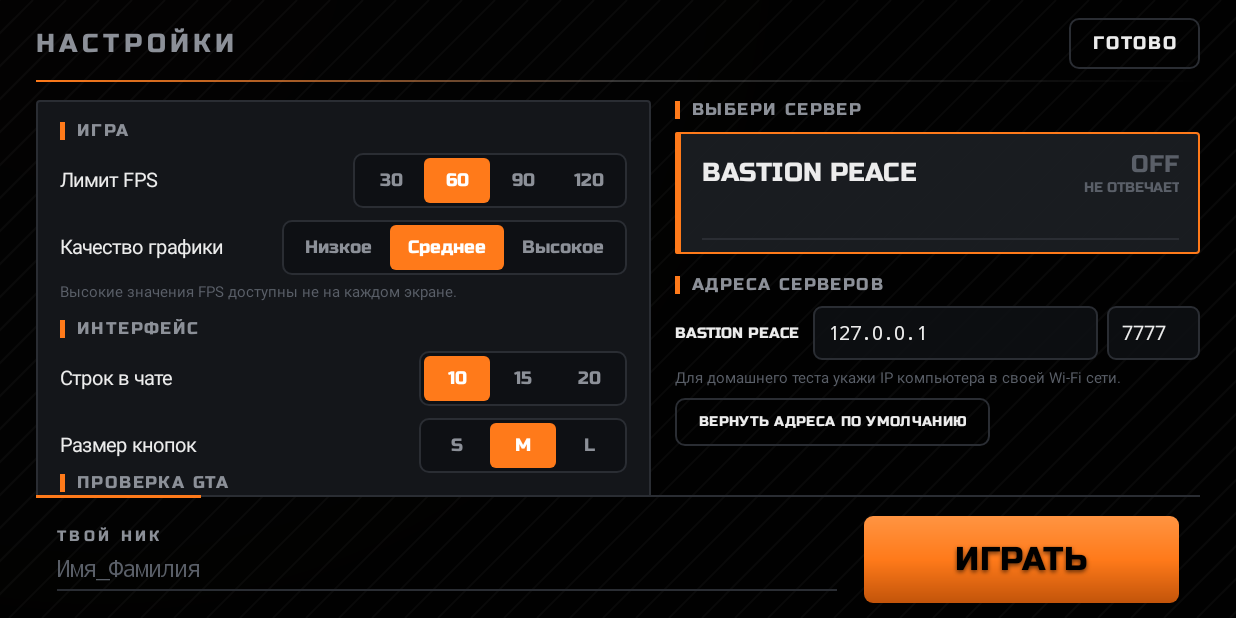
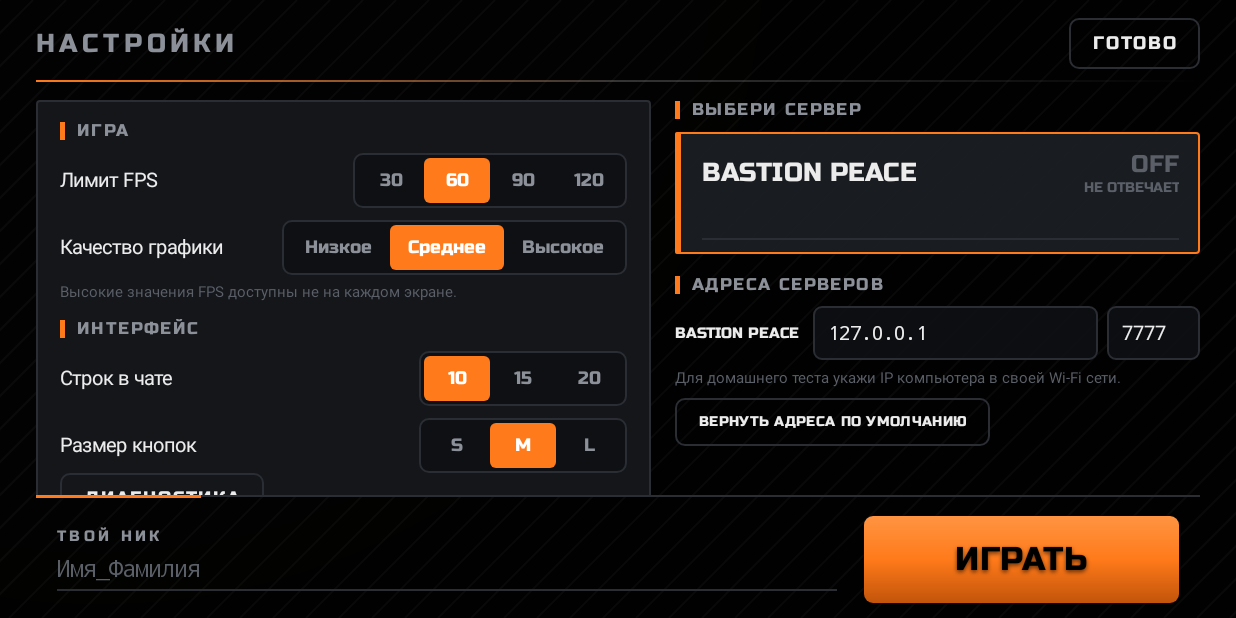
Before and after one commit to betjnldhuch/Bastion, an Android app: the screen it shows after launch (MainActivity), after a tap on "НАСТРОЙКИ", on a phone screen of 824 x 412 dp (held sideways). Run offline under Robolectric (Android 15) with nearby library versions, the phone set to English and light mode, and no system bars.

Commit message:
Remove GTA status block from Android launcher settings

```diff
--- a/mobile/launcher/app/src/main/java/online/bastion/launcher/MainActivity.java
+++ b/mobile/launcher/app/src/main/java/online/bastion/launcher/MainActivity.java
@@ -458,14 +458,6 @@ public class MainActivity extends Activity {
         }
     }
 
-    private String gtaVersion() {
-        try {
-            return getPackageManager().getPackageInfo(GTA_PACKAGE, 0).versionName;
-        } catch (Exception e) {
-            return null;
-        }
-    }
-
     private void openGtaInStore() {
         try {
             startActivity(new Intent(Intent.ACTION_VIEW, Uri.parse("market://details?id=" + GTA_PACKAGE)));
@@ -595,15 +587,6 @@ public class MainActivity extends Activity {
         leftPanel.addView(option("Размер кнопок", new String[]{"S", "M", "L"},
                 new int[]{0, 1, 2}, cfg.buttonSize,
                 new Pick() { @Override public void set(int v) { cfg.buttonSize = v; } }));
-
-        leftPanel.addView(Ui.caption(this, "Проверка GTA"));
-        String version = gtaVersion();
-        TextView gta = Ui.text(this, version != null
-                ? "GTA: San Andreas найдена · " + version
-                : "GTA: San Andreas не установлена", 11,
-                version != null ? Ui.GREEN : Ui.RED, Ui.bodyBold);
-        gta.setPadding(0, Ui.dp(8), 0, Ui.dp(9));
-        leftPanel.addView(gta);
 
         TextView diagnostics = Ui.ghostButton(this, "Диагностика");
         diagnostics.setOnClickListener(new View.OnClickListener() {
```
